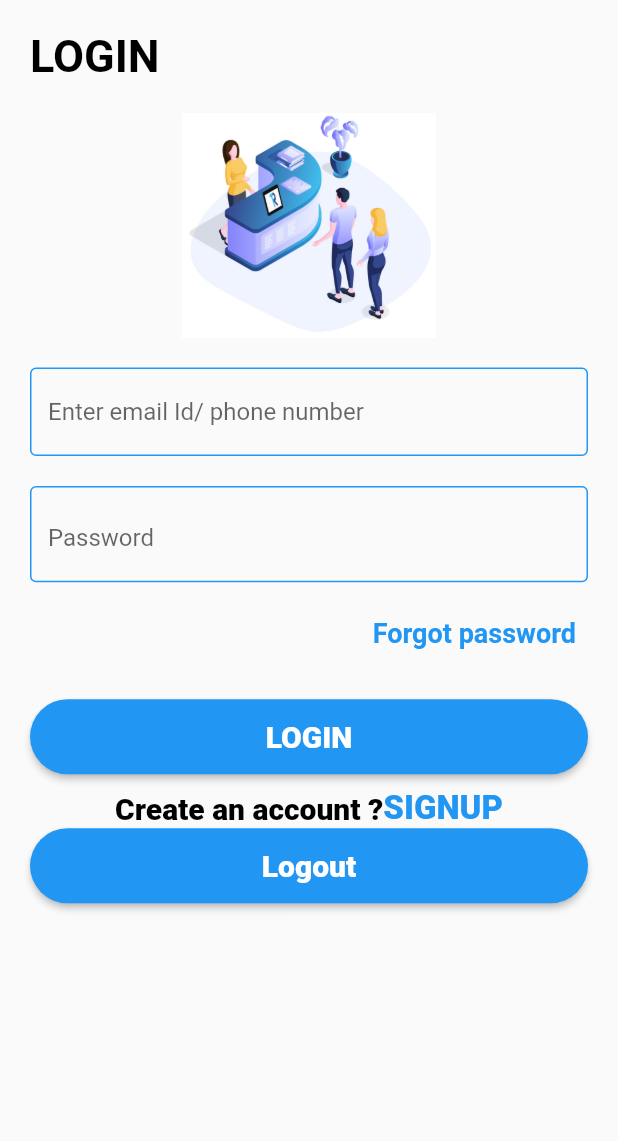
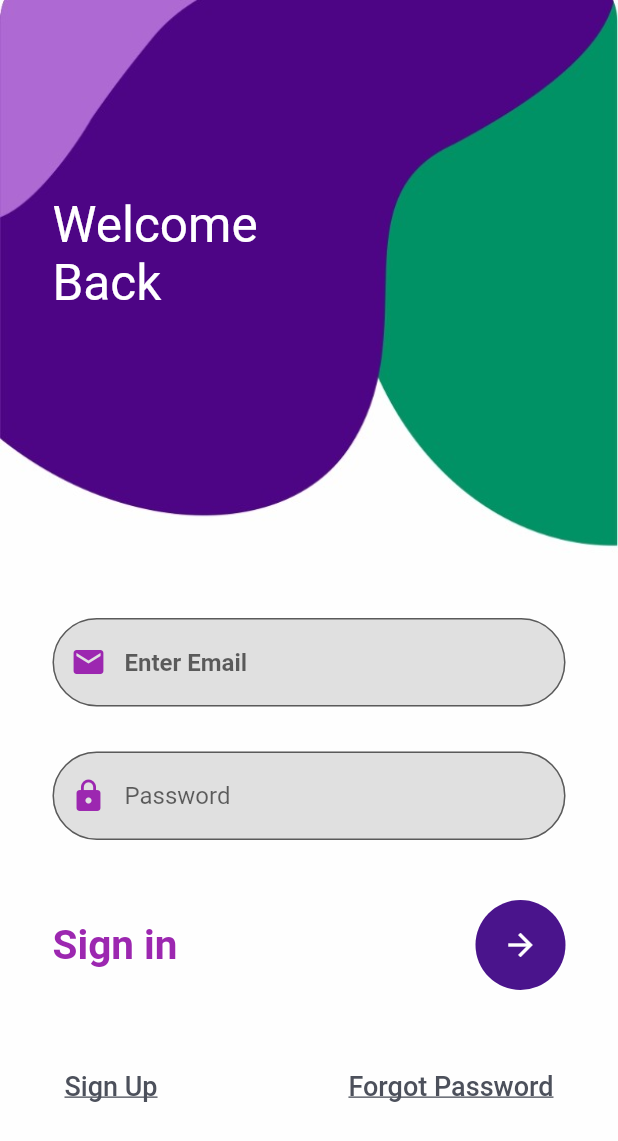
Before and after one commit to shivamkushwah47/task-management, a Flutter app: the LoginView screen opened by its route, on a phone screen of 412 x 824 dp. Shown: the top 1141 px of the screen. Run offline on Flutter 3.47's test engine with Material 2 defaults, Android fonts, the phone set to English and light mode, and no system bars; our stand-ins replace animated_splash_screen, cloud_firestore, connectivity_plus, email_validator, firebase_auth, firebase_core and 7 more; missing offline and left inert: fl_country_code_picker; accounts and stored records are empty.

Commit message:
login screen by sonali

```diff
--- a/lib/feature/login/view/login_view.dart
+++ b/lib/feature/login/view/login_view.dart
@@ -2,193 +2,331 @@ import 'package:flutter/material.dart';
 import 'package:flutter/src/widgets/framework.dart';
 import 'package:get/get.dart';
 import 'package:visiter_app/feature/login/controller/login_controller.dart';
-
 import '../../../Core/routes.dart';
 
 class LoginView extends GetView<LoginController> {
   @override
   Widget build(BuildContext context) {
     // TODO: implement build
-    return Scaffold(
-      body: SafeArea(
-        child: SingleChildScrollView(
-          child: Center(
-            child: Container(
-                child: Padding(
-              padding: const EdgeInsets.all(20.0),
-              child: Form(
-                key: controller.loginFormKey,
+
+    return Container(
+      decoration: BoxDecoration(
+        image: DecorationImage(
+            image: AssetImage('assets/Image/login_bg-image.jpg'), fit: BoxFit.cover),
+      ),
+
+
+
+    child: Scaffold(
+      backgroundColor: Colors.transparent,
+      body: SingleChildScrollView(
+        child: Stack(
+          children: [
+            Container(),
+            Container(
+              padding: EdgeInsets.only(left: 35, top: 130),
+              child: Text(
+                'Welcome\nBack',
+                style: TextStyle(color: Colors.white, fontSize: 33),
+              ),
+            ),
+            Container(
+              padding: EdgeInsets.only(
+                  top: MediaQuery.of(context).size.height * 0.5),
+              child: Column(
+                crossAxisAlignment: CrossAxisAlignment.start,
+                children: [
+                  Container(
+                    margin: EdgeInsets.only(left: 35, right: 35),
                     child: Column(
                       children: [
-                    Align(
-                      alignment: Alignment.bottomLeft,
-                      child: Text(
-                        "LOGIN",
-                        style: TextStyle(
-                            fontSize: 30,
-                            fontWeight: FontWeight.bold,
-                            color: Colors.black),
+                        TextField(
+                          style: TextStyle(color: Colors.black,fontWeight: FontWeight.bold),
+                          decoration: InputDecoration(
+                              prefixIcon: Icon(Icons.email,color: Colors.purple),
+                              fillColor: Colors.grey.shade300,
+                              filled: true,
+                              hintText: "Enter Email",
+                            border: OutlineInputBorder(
+                                borderRadius: BorderRadius.circular(30),
+                                borderSide: BorderSide( width: 2,
+                                  color: Colors.purple,
+                                ),
+
+                              )
+
                           ),
                         ),
                         SizedBox(
-                      height: 20,
+                          height: 30,
                         ),
-                    Image.asset(
-                      "assets/Image/visitor-management.jpg",
-                      width: 400,
-                      height: 150,
+                        TextField(
+                          style: TextStyle(),
+                          obscureText: true,
+                          decoration: InputDecoration(
+                              prefixIcon: Icon(Icons.lock,color: Colors.purple),
+                              fillColor: Colors.grey.shade300,
+                              filled: true,
+                              hintText: "Password",
+                             border: OutlineInputBorder(
+                                borderRadius: BorderRadius.circular(30),
+                                borderSide: BorderSide(  width: 2,
+                                  color: Colors.purple,
+                                ),
+                              )),
                         ),
                         SizedBox(
-                      height: 20,
+                          height: 40,
                         ),
-                    TextFormField(
-                      decoration: InputDecoration(
-                        hintText: "Enter email Id/ phone number",
-                        enabledBorder: OutlineInputBorder(
-                          borderSide: BorderSide(
-                              width: 1, color: Colors.blue), //<-- SEE HERE
+                        Row(
+                          mainAxisAlignment: MainAxisAlignment.spaceBetween,
+                          children: [
+                            Text(
+                              'Sign in',
+                              style: TextStyle(color: Colors.purple,
+                                  fontSize: 27, fontWeight: FontWeight.w700),
                             ),
-                      ),
-                      controller: controller.emailController,
-                      onSaved: (value) {
-                        controller.email = value!;
-                      },
-                      validator: (value) {
-                        controller.isValid(value, 'Please Enter value');
-                      },
+                            CircleAvatar(
+                              radius: 30,
+                              backgroundColor: Colors.purple.shade900,
+                              child: IconButton(
+                                  color: Colors.white,
+                                  onPressed: () {},
+                                  icon: Icon(
+                                    Icons.arrow_forward,
+                                  )),
+                            )
+                          ],
                         ),
                         SizedBox(
-                      height: 20,
-                    ),
-                    Obx(
-                      () => TextFormField(
-                        obscureText: controller.ispasshidden.value,
-                        decoration: InputDecoration(
-                            hintText: "Password",
-                            enabledBorder: OutlineInputBorder(
-                              borderSide: BorderSide(
-                                  width: 1, color: Colors.blue), //<-- SEE HERE
-                            ),
-                            suffix: InkWell(
-                              child: Icon(
-                                controller.ispasshidden.value
-                                    ? Icons.visibility_off
-                                    : Icons.visibility,
-                                color: Colors.grey,
-                                size: 20,
-                              ),
-                              onTap: () {
-                                controller.ispasshidden.value =
-                                    !controller.ispasshidden.value;
-                              },
-                            )),
-                        controller: controller.passwordController,
-                        onSaved: (value) {
-                          controller.password = value!;
-                        },
-                        validator: (value) {
-                          controller.isValid(value, 'Enter password');
-                        },
-                      ),
-                    ),
-                    SizedBox(
-                      height: 10,
+                          height: 40,
                         ),
                         Row(
-                      mainAxisAlignment: MainAxisAlignment.end,
+                          mainAxisAlignment: MainAxisAlignment.spaceBetween,
                           children: [
-                        // InkWell(
-                        //   child: Text(
-                        //     "Forgot password",
-                        //     style: TextStyle(
-                        //         fontSize: 18,
-                        //         fontWeight: FontWeight.bold,
-                        //         color: Colors.blue),
-                        //   ),
-                        //   onTap: () => controller.checkconnl(),
-                        //
-                        // ),
                             TextButton(
                               onPressed: () {
-                            controller.checkconnl();
-                            Get.toNamed(Routes.forgetpass);
+                                Navigator.pushNamed(context, 'register');
                               },
                               child: Text(
-                            "Forgot password",
+                                'Sign Up',
+                                textAlign: TextAlign.left,
                                 style: TextStyle(
+                                    decoration: TextDecoration.underline,
+                                    color: Color(0xff4c505b),
+                                    fontSize: 18),
+                              ),
+                              style: ButtonStyle(),
+                            ),
+                            TextButton(
+                                onPressed: () {},
+                                child: Text(
+                                  'Forgot Password',
+                                  style: TextStyle(
+                                    decoration: TextDecoration.underline,
+                                    color: Color(0xff4c505b),
                                     fontSize: 18,
-                                fontWeight: FontWeight.bold,
-                                color: Colors.blue),
+                                  ),
+                                )),
+                          ],
+                        )
+                      ],
                     ),
                   )
                 ],
               ),
-                    SizedBox(
-                      height: 20,
-                    ),
-                    ElevatedButton(
-                        style: ElevatedButton.styleFrom(
-                          backgroundColor: Colors.blue,
-                          minimumSize: const Size.fromHeight(50),
-                          shape: StadiumBorder(), // NEW
-                        ),
-                        onPressed: () {
-                          controller.signInEmailPass();
-                        },
-                        child: Text(
-                          'LOGIN',
-                          style: TextStyle(
-                              fontSize: 20,
-                              fontWeight: FontWeight.w800,
-                              color: Colors.white),
-                        )),
-                    SizedBox(
-                      height: 10,
-                    ),
-                    Row(
-                      mainAxisAlignment: MainAxisAlignment.center,
-                      children: [
-                        Text(
-                          'Create an account ?',
-                          style: TextStyle(
-                            color: Colors.black,
-                            fontSize: 20,
-                            fontWeight: FontWeight.w800,
-                          ),
-                        ),
-                        Text(
-                          'SIGNUP',
-                          style: TextStyle(
-                            color: Colors.blue,
-                            fontSize: 22,
-                            fontWeight: FontWeight.w800,
-                          ),
             ),
           ],
-                    ),
-                    ElevatedButton(
-                        style: ElevatedButton.styleFrom(
-                          backgroundColor: Colors.blue,
-                          minimumSize: const Size.fromHeight(50),
-                          shape: StadiumBorder(), // NEW
-                        ),
-                        onPressed: () {
-                          controller.EmailPassSignout();
-                        },
-                        child: Text(
-                          'Logout',
-                          style: TextStyle(
-                              fontSize: 20,
-                              fontWeight: FontWeight.w800,
-                              color: Colors.white),
-                        )),
-                  ],
-                ),
-              ),
-            )),
         ),
       ),
     ),
     );
+
+
   }
 }
+
+
+//     return Scaffold(
+//       body: SafeArea(
+//         child: SingleChildScrollView(
+//           child: Center(
+//             child: Container(
+//                 child: Padding(
+//               padding: const EdgeInsets.all(20.0),
+//               child: Form(
+//                 key: controller.loginFormKey,
+//                 child: Column(
+//                   children: [
+//                     Align(
+//                       alignment: Alignment.bottomLeft,
+//                       child: Text(
+//                         "LOGIN",
+//                         style: TextStyle(
+//                             fontSize: 30,
+//                             fontWeight: FontWeight.bold,
+//                             color: Colors.black),
+//                       ),
+//                     ),
+//                     SizedBox(
+//                       height: 20,
+//                     ),
+//                     Image.asset(
+//                       "assets/Image/visitor-management.jpg",
+//                       width: 400,
+//                       height: 150,
+//                     ),
+//                     SizedBox(
+//                       height: 20,
+//                     ),
+//                     TextFormField(
+//                       decoration: InputDecoration(
+//                         hintText: "Enter email Id/ phone number",
+//                         enabledBorder: OutlineInputBorder(
+//                           borderSide: BorderSide(
+//                               width: 1, color: Colors.blue), //<-- SEE HERE
+//                         ),
+//                       ),
+//                       controller: controller.emailController,
+//                       onSaved: (value) {
+//                         controller.email = value!;
+//                       },
+//                       validator: (value) {
+//                         controller.isValid(value, 'Please Enter value');
+//                       },
+//                     ),
+//                     SizedBox(
+//                       height: 20,
+//                     ),
+//                     Obx(
+//                       () => TextFormField(
+//                         obscureText: controller.ispasshidden.value,
+//                         decoration: InputDecoration(
+//                             hintText: "Password",
+//                             enabledBorder: OutlineInputBorder(
+//                               borderSide: BorderSide(
+//                                   width: 1, color: Colors.blue), //<-- SEE HERE
+//                             ),
+//                             suffix: InkWell(
+//                               child: Icon(
+//                                 controller.ispasshidden.value
+//                                     ? Icons.visibility_off
+//                                     : Icons.visibility,
+//                                 color: Colors.grey,
+//                                 size: 20,
+//                               ),
+//                               onTap: () {
+//                                 controller.ispasshidden.value =
+//                                     !controller.ispasshidden.value;
+//                               },
+//                             )),
+//                         controller: controller.passwordController,
+//                         onSaved: (value) {
+//                           controller.password = value!;
+//                         },
+//                         validator: (value) {
+//                           controller.isValid(value, 'Enter password');
+//                         },
+//                       ),
+//                     ),
+//                     SizedBox(
+//                       height: 10,
+//                     ),
+//                     Row(
+//                       mainAxisAlignment: MainAxisAlignment.end,
+//                       children: [
+//                         // InkWell(
+//                         //   child: Text(
+//                         //     "Forgot password",
+//                         //     style: TextStyle(
+//                         //         fontSize: 18,
+//                         //         fontWeight: FontWeight.bold,
+//                         //         color: Colors.blue),
+//                         //   ),
+//                         //   onTap: () => controller.checkconnl(),
+//                         //
+//                         // ),
+//                         TextButton(
+//                           onPressed: () {
+//                             controller.checkconnl();
+//                             Get.toNamed(Routes.forgetpass);
+//                           },
+//                           child: Text(
+//                             "Forgot password",
+//                             style: TextStyle(
+//                                 fontSize: 18,
+//                                 fontWeight: FontWeight.bold,
+//                                 color: Colors.blue),
+//                           ),
+//                         )
+//                       ],
+//                     ),
+//                     SizedBox(
+//                       height: 20,
+//                     ),
+//                     ElevatedButton(
+//                         style: ElevatedButton.styleFrom(
+//                           backgroundColor: Colors.blue,
+//                           minimumSize: const Size.fromHeight(50),
+//                           shape: StadiumBorder(), // NEW
+//                         ),
+//                         onPressed: () {
+//                           controller.signInEmailPass();
+//                         },
+//                         child: Text(
+//                           'LOGIN',
+//                           style: TextStyle(
+//                               fontSize: 20,
+//                               fontWeight: FontWeight.w800,
+//                               color: Colors.white),
+//                         )),
+//                     SizedBox(
+//                       height: 10,
+//                     ),
+//                     Row(
+//                       mainAxisAlignment: MainAxisAlignment.center,
+//                       children: [
+//                         Text(
+//                           'Create an account ?',
+//                           style: TextStyle(
+//                             color: Colors.black,
+//                             fontSize: 20,
+//                             fontWeight: FontWeight.w800,
+//                           ),
+//                         ),
+//                         Text(
+//                           'SIGNUP',
+//                           style: TextStyle(
+//                             color: Colors.blue,
+//                             fontSize: 22,
+//                             fontWeight: FontWeight.w800,
+//                           ),
+//                         ),
+//                       ],
+//                     ),
+//                     ElevatedButton(
+//                         style: ElevatedButton.styleFrom(
+//                           backgroundColor: Colors.blue,
+//                           minimumSize: const Size.fromHeight(50),
+//                           shape: StadiumBorder(), // NEW
+//                         ),
+//                         onPressed: () {
+//                           controller.EmailPassSignout();
+//                         },
+//                         child: Text(
+//                           'Logout',
+//                           style: TextStyle(
+//                               fontSize: 20,
+//                               fontWeight: FontWeight.w800,
+//                               color: Colors.white),
+//                         )),
+//                   ],
+//                 ),
+//               ),
+//             )),
+//           ),
+//         ),
+//       ),
+//     );
+//   }
+// }
--- a/pubspec.yaml
+++ b/pubspec.yaml
@@ -61,6 +61,7 @@ dependencies:
   intl_phone_field: ^3.1.0
   animated_splash_screen: ^1.3.0
   flutter_launcher_icons: ^0.11.0
+  bordered_text: ^2.0.0
 
 
 dev_dependencies:
```
Also changed, not shown: assets/Image/login_bg-image.jpg (added). Lines whose indentation alone changed are shown as unchanged.
